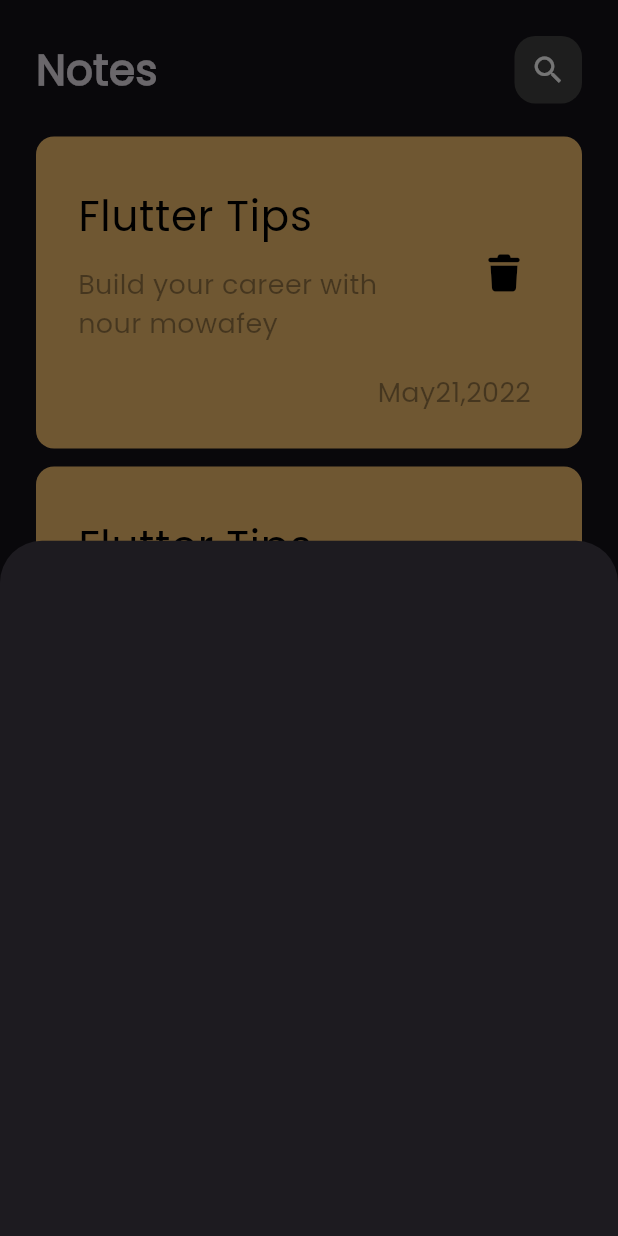
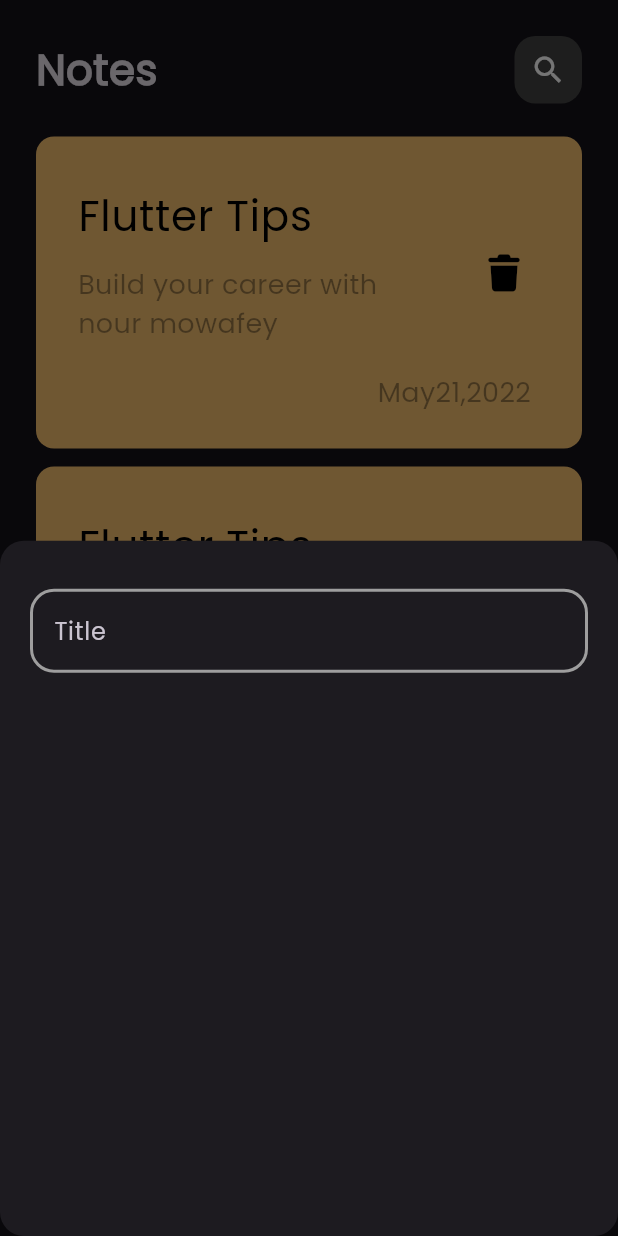
Before and after one commit to NOUR-MOWAFEY/notes_app, a Flutter app: the screen it shows after launch, after a tap on the "add" icon, on a phone screen of 412 x 824 dp. Run offline on Flutter 3.47's test engine with Material 3 defaults, Android fonts, the phone set to English and light mode, and no system bars; our stand-ins replace font_awesome_flutter.

Commit message:
create custom text field

```diff
--- a/lib/views/notes_view.dart
+++ b/lib/views/notes_view.dart
@@ -12,6 +12,9 @@ class NotesView extends StatelessWidget {
         floatingActionButton: FloatingActionButton(
           onPressed: () {
             showModalBottomSheet(
+              shape: RoundedRectangleBorder(
+                borderRadius: BorderRadiusGeometry.circular(16),
+              ),
               context: context,
               builder: (context) {
                 return AddNoteBottomSheet();
--- a/lib/widgets/add_note_bottom_sheet.dart
+++ b/lib/widgets/add_note_bottom_sheet.dart
@@ -1,10 +1,14 @@
 import 'package:flutter/material.dart';
+import 'package:notes_app/widgets/custom_text_field.dart';
 
 class AddNoteBottomSheet extends StatelessWidget {
   const AddNoteBottomSheet({super.key});
 
   @override
   Widget build(BuildContext context) {
-    return Container();
+    return Container(
+      padding: EdgeInsets.symmetric(vertical: 32, horizontal: 20),
+      child: Column(children: [CustomTextField()]),
+    );
   }
 }
--- /dev/null
+++ b/lib/widgets/custom_text_field.dart
@@ -0,0 +1,26 @@
+import 'package:flutter/material.dart';
+
+class CustomTextField extends StatelessWidget {
+  const CustomTextField({super.key});
+
+  @override
+  Widget build(BuildContext context) {
+    return TextField(
+      cursorColor: Colors.white,
+
+      decoration: InputDecoration(
+        hintText: 'Title',
+        border: customBorder(),
+        enabledBorder: customBorder(),
+        focusedBorder: customBorder(color: Colors.white),
+      ),
+    );
+  }
+
+  OutlineInputBorder customBorder({Color? color}) {
+    return OutlineInputBorder(
+      borderRadius: BorderRadius.circular(16),
+      borderSide: BorderSide(color: color ?? Colors.grey, width: 2),
+    );
+  }
+}
--- a/lib/widgets/notes_list_view.dart
+++ b/lib/widgets/notes_list_view.dart
@@ -7,7 +7,7 @@ class NotesListView extends StatelessWidget {
   @override
   Widget build(BuildContext context) {
     return Padding(
-      padding: const EdgeInsets.symmetric(vertical: 16),
+      padding: const EdgeInsets.only(top: 16),
       child: ListView.builder(
         padding: EdgeInsets.zero,
         itemCount: 10,
--- a/lib/widgets/notes_view_body.dart
+++ b/lib/widgets/notes_view_body.dart
@@ -8,7 +8,7 @@ class NotesViewBody extends StatelessWidget {
   @override
   Widget build(BuildContext context) {
     return const Padding(
-      padding:EdgeInsets.all(24.0),
+      padding: EdgeInsets.only(top: 24, right: 24, left: 24),
       child: Column(
         children: [
           CustomAppBar(),
```
